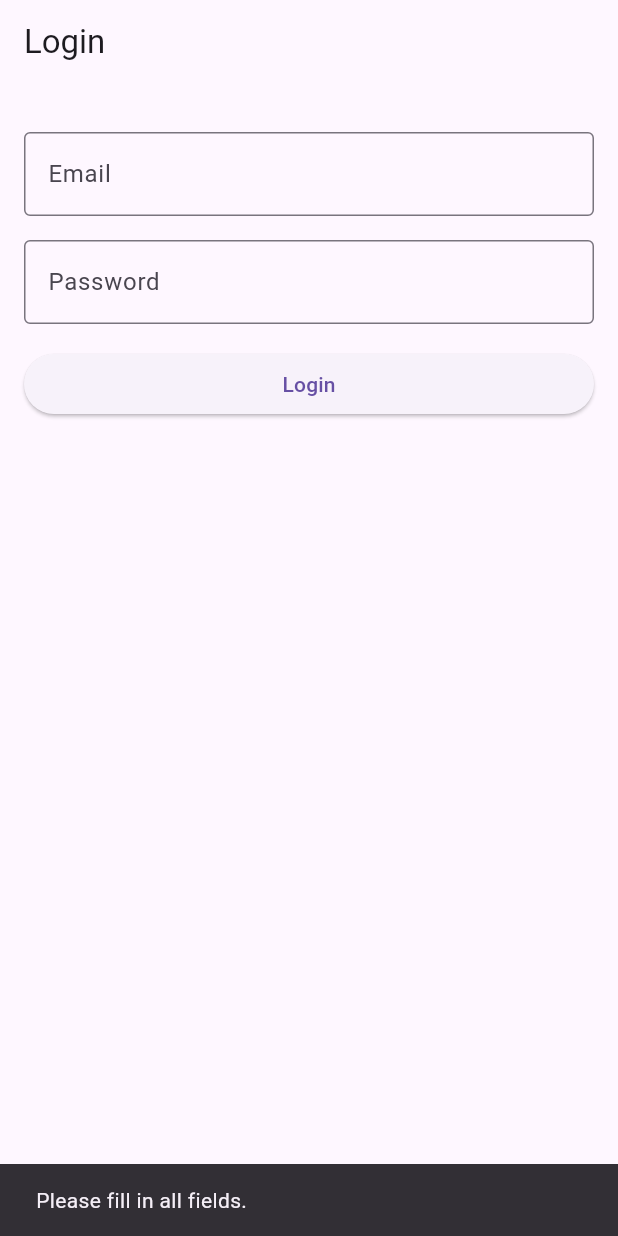
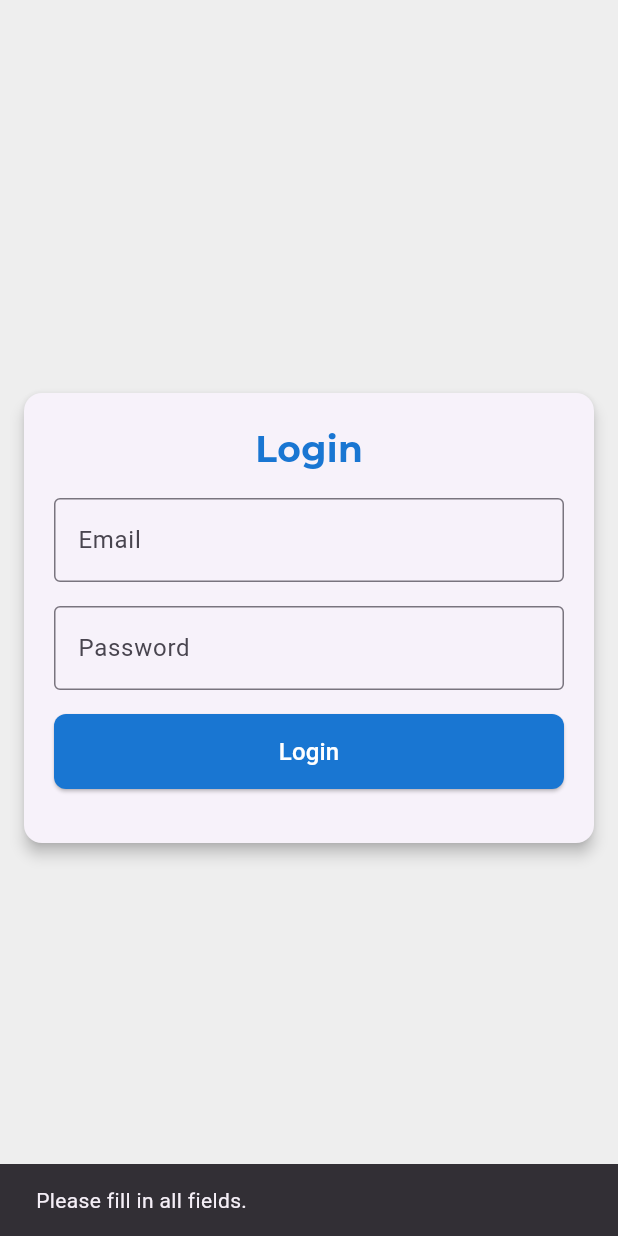
Before and after one commit to rishikeshsk123/flutter_waiter_app, a Flutter app: the screen it shows after launch, after a tap on "Login", on a phone screen of 412 x 824 dp. Run offline on Flutter 3.47's test engine with Material 3 defaults, Android fonts, the phone set to English and light mode, and no system bars; our stand-ins replace bloc, dio, flutter_bloc, flutter_secure_storage, freezed_annotation, get_it and 3 more.

Commit message:
profile created and logout button added

```diff
--- a/lib/application/auth/auth_bloc.dart
+++ b/lib/application/auth/auth_bloc.dart
@@ -13,7 +13,42 @@ class AuthBloc extends Bloc<AuthEvent, AuthState> {
   final AuthRepository _authRepository;
 
   AuthBloc(this._authRepository) : super(const AuthState.initial()) {
-    //   on<LoginEvent>(_onLoginEvent);
+    on<AuthEvent>((event, emit) async {
+      await event.map(
+        started: (_) async {
+          emit(const AuthState.loading());
+          try {
+            final user = await _authRepository.checkAuthStatus();
+            if (user != null) {
+              emit(AuthState.authenticated(user));
+            } else {
+              emit(const AuthState.unauthenticated());
+            }
+          } catch (_) {
+            emit(const AuthState.unauthenticated());
+          }
+        },
+        login: (event) async {
+          emit(const AuthState.loading());
+          try {
+            final user = await _authRepository.login(event.email, event.password);
+            emit(AuthState.authenticated(user));
+          } catch (e) {
+            emit(AuthState.error(e.toString()));
+          }
+        },
+        logout: (_) async {
+          emit(const AuthState.loading());
+          await _authRepository.logout();
+          emit(const AuthState.unauthenticated());
+        },
+      );
+    });
+  }
+}
+
+
+//   on<LoginEvent>(_onLoginEvent);
     //   on<SignupEvent>(_onSignupEvent);
     //   on<LogoutEvent>(_onLogoutEvent);
     //   on<CheckAuthStatus>(_onCheckAuthStatusEvent);
@@ -57,37 +92,3 @@ class AuthBloc extends Bloc<AuthEvent, AuthState> {
     //   } else {
     //     emit(const AuthState.unauthenticated());
     //   }
-
-    on<AuthEvent>((event, emit) async {
-      await event.map(
-        started: (e) async{
-          emit(const AuthState.loading());
-          try {
-            final user = await _authRepository.checkAuthStatus();
-            if (user != null) {
-              emit(AuthState.authenticated(user));
-            } else {
-              emit(const AuthState.unauthenticated());
-            }
-          } catch (e) {
-            emit(const AuthState.unauthenticated());
-          }
-        },
-        login: (e) async{
-          emit(const AuthState.loading());
-          try {
-            final user = await _authRepository.login(e.email,  e.password);
-            emit(AuthState.authenticated(user));
-          } catch (error) {
-            emit(AuthState.error(error.toString()));
-          }
-        },
-        logout: (e) async{
-          emit(const AuthState.loading());
-          await _authRepository.logout();
-          emit(const AuthState.unauthenticated());
-        },
-      );
-    });
-  }
-}
--- a/lib/infrastructure/auth/auth_repository_impl.dart
+++ b/lib/infrastructure/auth/auth_repository_impl.dart
@@ -10,8 +10,7 @@ class AuthRepositoryImpl implements AuthRepository {
 
   @override
   Future<User> login(String email, String password) async {
-    // Simulating an API response
-    await Future.delayed(const Duration(seconds: 2));
+    await Future.delayed(const Duration(seconds: 2)); // Simulating API delay
     if (email == 'test@example.com' && password == 'password123') {
       final user = User(
         id: '1',
@@ -19,11 +18,9 @@ class AuthRepositoryImpl implements AuthRepository {
         email: email,
         token: 'mock_token',
       );
-
-      // Store user data as a JSON string
+      // Save token and user data
       await _secureStorage.write(key: 'auth_token', value: user.token);
-      await _secureStorage.write(
-          key: 'user_data', value: jsonEncode(user.toJson()));
+      await _secureStorage.write(key: 'user_data', value: jsonEncode(user.toJson()));
       return user;
     } else {
       throw Exception('Invalid credentials');
@@ -32,26 +29,22 @@ class AuthRepositoryImpl implements AuthRepository {
 
   @override
   Future<void> logout() async {
-    await _secureStorage.delete(key: 'auth_token');
-    await _secureStorage.delete(key: 'user_data');
+    await _secureStorage.deleteAll(); // Clear all secure storage data
   }
 
   @override
   Future<User?> checkAuthStatus() async {
+    final token = await _secureStorage.read(key: 'auth_token');
+    final userData = await _secureStorage.read(key: 'user_data');
 
-      final token = await _secureStorage.read(key: 'auth_token');
-      final userData = await _secureStorage.read(key: 'user_data');
-
-      if (token != null && userData != null) {
-        try {
-        // Parse the JSON string into a Map<String, dynamic>
-        final Map<String, dynamic> userMap = jsonDecode(userData);
+    if (token != null && userData != null) {
+      try {
+        final userMap = jsonDecode(userData) as Map<String, dynamic>;
         return User.fromJson(userMap);
       } catch (e) {
-        throw Exception('Error in checkAuthStatus: ${e.toString()}');
+        throw Exception('Error parsing user data: $e');
       }
-      }
-
+    }
     return null;
   }
 }
--- a/lib/main.dart
+++ b/lib/main.dart
@@ -4,7 +4,6 @@ import 'package:restaurant_app/application/auth/auth_bloc.dart';
 import 'package:restaurant_app/application/cart/cart_bloc.dart';
 import 'package:restaurant_app/application/product/product_bloc.dart';
 import 'package:restaurant_app/domain/core/di/injectable.dart';
-import 'package:restaurant_app/infrastructure/product/product_repository_impl.dart';
 import 'package:restaurant_app/presentation/splashScreen/splash.dart';
 import 'package:flutter_bloc/flutter_bloc.dart';
 
@@ -15,43 +14,39 @@ void main() async {
   final storage = FlutterSecureStorage();
   final token = await storage.read(key: 'auth_token');
 
-  runApp(
-    MyApp(
-      isLoggedIn: token != null,
-      userToken: token,
-    ),
-  );
+  runApp(MyApp(
+    isLoggedIn: token != null,
+    userToken: token,
+  ));
 }
 
 class MyApp extends StatelessWidget {
+  final bool isLoggedIn;
   final String? userToken;
-  final bool isLoggedIn;
+
   const MyApp({
     super.key,
+    required this.isLoggedIn,
     this.userToken,
-    required this.isLoggedIn,
   });
 
-  // This widget is the root of your application.
   @override
   Widget build(BuildContext context) {
     return MultiBlocProvider(
       providers: [
-        BlocProvider<AuthBloc>(
-          create: (context) => getIt<AuthBloc>()..add(const AuthEvent.started()),
+        BlocProvider(
+          create: (_) => getIt<AuthBloc>()..add(const AuthEvent.started()),
         ),
-        BlocProvider<CartBloc>(
-          create: (context) => CartBloc(
-            userToken: userToken ?? '',
-          ),
+        BlocProvider(
+          create: (_) => CartBloc(userToken: userToken ?? ''),
         ),
-        BlocProvider(create: (ctx) => getIt<ProductBloc>())
+        BlocProvider(
+          create: (_) => getIt<ProductBloc>(),
+        ),
       ],
       child: MaterialApp(
         debugShowCheckedModeBanner: false,
-        theme: ThemeData(
-          useMaterial3: true,
-        ),
+        theme: ThemeData(useMaterial3: true),
         home: const SplashScreen(),
       ),
     );
--- a/lib/presentation/auth/screen_login.dart
+++ b/lib/presentation/auth/screen_login.dart
@@ -1,9 +1,9 @@
 import 'package:flutter/material.dart';
 import 'package:flutter_bloc/flutter_bloc.dart';
+import 'package:google_fonts/google_fonts.dart';
 import 'package:restaurant_app/application/auth/auth_bloc.dart';
+import 'package:restaurant_app/core/colors/colors.dart';
 import 'package:restaurant_app/core/constant.dart';
-import 'package:restaurant_app/presentation/auth/screen_registration.dart';
-import 'package:restaurant_app/presentation/dine_in/screen_dine_in.dart';
 import 'package:restaurant_app/presentation/main_page/screen_main_page.dart';
 
 class ScreenLoginWidget extends StatelessWidget {
@@ -15,9 +15,7 @@ class ScreenLoginWidget extends StatelessWidget {
 
     final passwordController = TextEditingController();
     return Scaffold(
-      appBar: AppBar(
-        title: const Text('Login'),
-      ),
+      backgroundColor: kGreyColor[200],
       body: BlocConsumer<AuthBloc, AuthState>(
         listener: (context, state) {
           state.when(
@@ -46,11 +44,24 @@ class ScreenLoginWidget extends StatelessWidget {
           //   return const Center(child: CircularProgressIndicator());
           // }
 
-          return Padding(
-            padding: const EdgeInsets.all(16.0),
+          return Center(
+            child: Card(
+              shape: RoundedRectangleBorder(
+                  borderRadius: BorderRadius.circular(12)),
+              elevation: 4,
+              margin: const EdgeInsets.all(16),
+              child: Padding(
+                padding: const EdgeInsets.all(20),
                 child: Column(
-              crossAxisAlignment: CrossAxisAlignment.stretch,
+                  mainAxisSize: MainAxisSize.min,
                   children: [
+                    Text(
+                      'Login',
+                      style: GoogleFonts.montserrat(
+                          fontWeight: FontWeight.bold,
+                          fontSize: 24,
+                          color: kBlueColor[700]),
+                    ),
                     kHeight16,
                     TextFormField(
                       controller: emailController,
@@ -83,14 +94,17 @@ class ScreenLoginWidget extends StatelessWidget {
                       },
                     ),
                     kHeight16,
-                ElevatedButton(
+                    SizedBox(
+                      width: double.infinity,
+                      height: 50,
+                      child: ElevatedButton(
                         onPressed: () {
                           final email = emailController.text.trim();
                           final password = passwordController.text.trim();
 
                           if (email.isNotEmpty && password.isNotEmpty) {
-                      context.read<AuthBloc>().add(
-                          AuthEvent.login(email: email, password: password));
+                            context.read<AuthBloc>().add(AuthEvent.login(
+                                email: email, password: password));
                           } else {
                             ScaffoldMessenger.of(context).showSnackBar(
                               const SnackBar(
@@ -99,10 +113,22 @@ class ScreenLoginWidget extends StatelessWidget {
                             );
                           }
                         },
-                  child: const Text("Login"),
+                        style: ElevatedButton.styleFrom(
+                          backgroundColor: kBlueColor[700],
+                          shape: RoundedRectangleBorder(
+                            borderRadius: BorderRadius.circular(8),
+                          ),
+                        ),
+                        child: const Text(
+                          "Login",
+                          style: TextStyle(fontSize: 16, color: Colors.white),
+                        ),
+                      ),
                     ),
                     kHeight16,
                   ],
+                ),
+              ),
             ),
           );
         },
--- a/lib/presentation/main_page/screen_main_page.dart
+++ b/lib/presentation/main_page/screen_main_page.dart
@@ -2,7 +2,7 @@ import 'package:flutter/material.dart';
 import 'package:restaurant_app/presentation/delivery/screen_delivery.dart';
 import 'package:restaurant_app/presentation/dine_in/screen_dine_in.dart';
 import 'package:restaurant_app/presentation/main_page/widgets/bottom_nav.dart';
-import 'package:restaurant_app/presentation/rooms/screen_rooms.dart';
+import 'package:restaurant_app/presentation/profile/screen_profile.dart';
 import 'package:restaurant_app/presentation/takeaway/screen_takeaway.dart';
 
 class ScreenMainPage extends StatelessWidget {
@@ -12,7 +12,7 @@ class ScreenMainPage extends StatelessWidget {
     ScreenDineIn(),
     ScreenTakeaway(),
     ScreenDelivery(),
-    ScreenRooms(),
+    ScreenProfile(),
   ];
 
   @override
--- a/lib/presentation/splashScreen/splash.dart
+++ b/lib/presentation/splashScreen/splash.dart
@@ -2,7 +2,6 @@ import 'package:flutter/material.dart';
 import 'package:flutter_bloc/flutter_bloc.dart';
 import 'package:restaurant_app/application/auth/auth_bloc.dart';
 import 'package:restaurant_app/presentation/auth/screen_login.dart';
-import 'package:restaurant_app/presentation/dine_in/screen_dine_in.dart';
 import 'package:restaurant_app/presentation/main_page/screen_main_page.dart';
 
 class SplashScreen extends StatelessWidget {
@@ -14,33 +13,19 @@ class SplashScreen extends StatelessWidget {
       body: Center(
         child: BlocListener<AuthBloc, AuthState>(
           listener: (context, state) {
-            state.when(
-      initial: () {
-        // Do nothing, waiting for the state to change.
-      },
-      loading: () {
-        // Optionally show a loading indicator.
-      },
-      authenticated: (user) {
-        Navigator.pushReplacement(
-          context,
-          MaterialPageRoute(builder: (ctx) => ScreenMainPage()),
-        );
-      },
-      unauthenticated: () {
-        Navigator.pushReplacement(
-          context,
-          MaterialPageRoute(builder: (ctx) => const ScreenLoginWidget()),
-        );
-      },
-      error: (message) {
-        ScaffoldMessenger.of(context).showSnackBar(
-          SnackBar(content: Text(message)),
-        );
-      },
-    );
+            state.maybeWhen(
+              authenticated: (_) => Navigator.pushReplacement(
+                context,
+                MaterialPageRoute(builder: (_) =>  ScreenMainPage()),
+              ),
+              unauthenticated: () => Navigator.pushReplacement(
+                context,
+                MaterialPageRoute(builder: (_) =>  ScreenLoginWidget()),
+              ),
+              orElse: () {},
+            );
           },
-          child: const Center(child: CircularProgressIndicator()),
+          child: const CircularProgressIndicator(),
         ),
       ),
     );
```
Also changed, not shown: lib/presentation/cart/screen_cart.dart (+38 -8 lines), lib/presentation/main_page/widgets/bottom_nav.dart (+4 -4 lines), lib/presentation/profile/screen_profile.dart (added, +80 -0 lines), lib/presentation/rooms/screen_rooms.dart (deleted, +0 -14 lines), 1 other file. Lines whose indentation alone changed are shown as unchanged.
